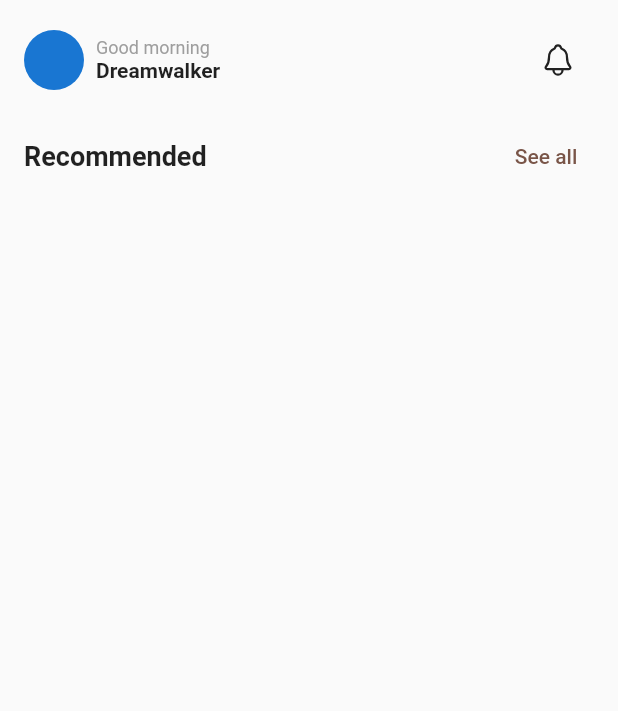
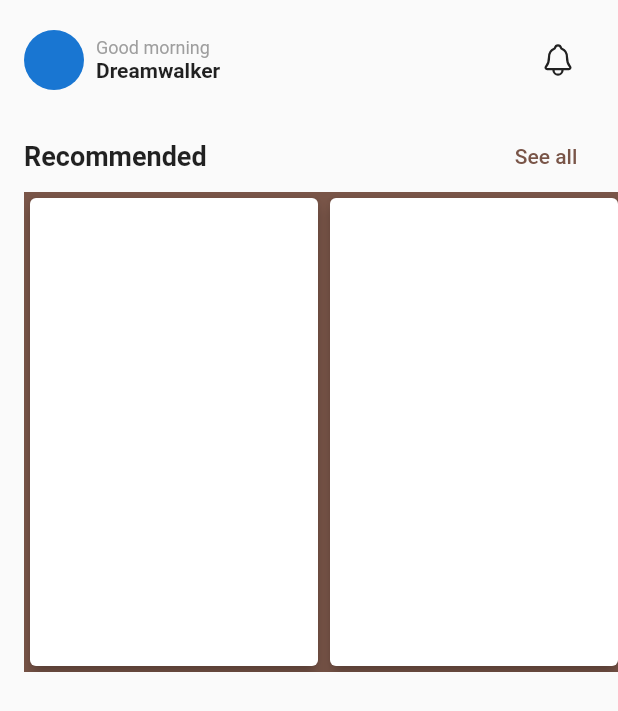
Before and after one commit to JAICHANGPARK/flutter_notebook_18th_story, a Flutter app: the EstateHomePage screen opened by its route, on a phone screen of 412 x 824 dp. Shown: the top 711 px of the screen. Run offline on Flutter 3.47's test engine with Material 2 defaults, Android fonts, the phone set to English and light mode, and no system bars; our stand-ins replace cached_network_image, flutter_riverpod, freezed_annotation, go_router, ionicons; network calls fail.

Commit message:
Update estate_home_page.dart

```diff
--- a/lib/ep1060_real_estate_app/src/ui/estate_home_page.dart
+++ b/lib/ep1060_real_estate_app/src/ui/estate_home_page.dart
@@ -74,6 +74,33 @@ class _EstateHomePageState extends State<EstateHomePage> {
                       )
                     ],
                   ),
+                ),
+                Padding(
+                  padding: const EdgeInsets.only(left: 16),
+                  child: SizedBox(
+                    height: 320,
+                    child: Container(
+                      color: Colors.brown,
+                      child: ListView.builder(
+                        scrollDirection: Axis.horizontal,
+                        itemBuilder: (context, index) {
+                          return SizedBox(
+                            width: 200,
+                            child: Card(
+                              elevation: 4,
+                              child: Column(
+                                children: [
+
+
+                                ],
+                              ),
+                            ),
+                          );
+                        },
+
+                      ),
+                    ),
+                  ),
                 )
               ],
             )
```
